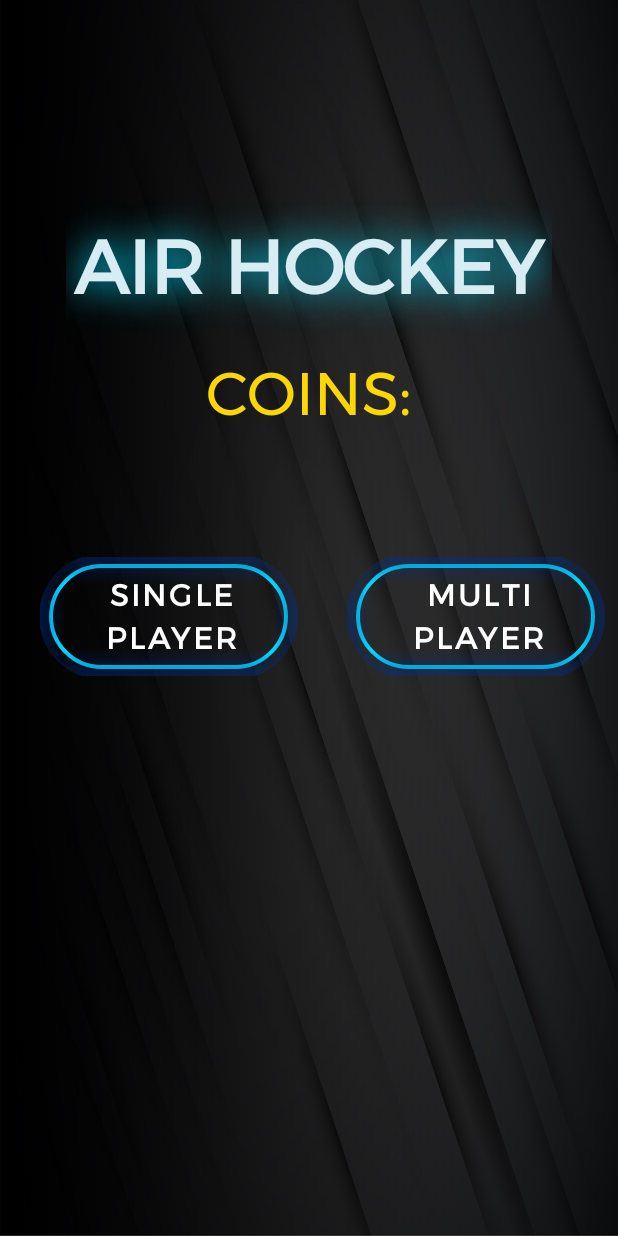
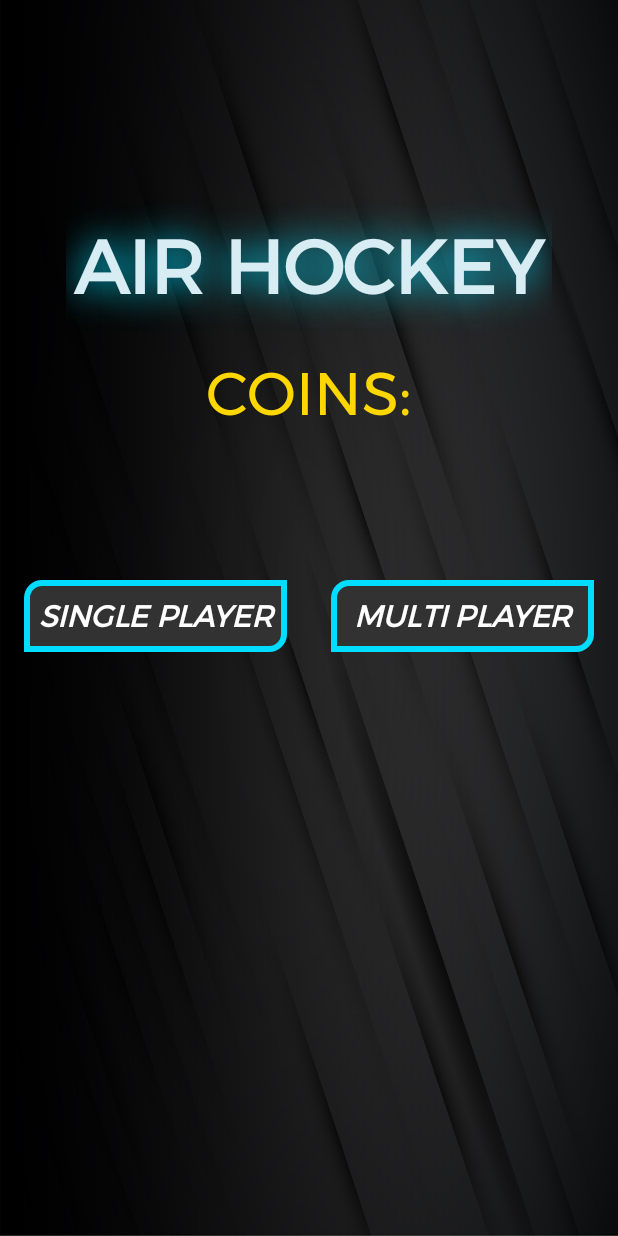
Before and after one commit to UlpDerMenschlicheDeserialisierer/AirHockey, an Android app: the layout activity_main.xml on its own in the app's theme, with its tools: preview values and no code run, on a phone screen of 412 x 824 dp. Run offline under Robolectric (Android 15) with nearby library versions, the phone set to English and light mode, and no system bars; Roboto replaces fonts that are not available here.

Commit message:
task (menu): change layout of the buttons

```diff
--- a/app/src/main/java/com/example/airhockey/MainActivity.java
+++ b/app/src/main/java/com/example/airhockey/MainActivity.java
@@ -55,8 +55,8 @@ public class MainActivity extends AppCompatActivity {
             public boolean onTouch(View view, MotionEvent motionEvent) {
                 if (motionEvent.getAction()== MotionEvent.ACTION_DOWN) {
                     buttonSinglePlayer.startAnimation(scaleUp);
-                    // Wait 60ms before opening calling the Function
-                    new Handler().postDelayed(() -> goToGame(view), 60);
+                    // Wait 150ms before opening calling the Function
+                    new Handler().postDelayed(() -> goToGame(view), 150);
                 } else if (motionEvent.getAction()== MotionEvent.ACTION_UP) {
                     buttonSinglePlayer.startAnimation(scaleDown);
                 }
--- /dev/null
+++ b/app/src/main/res/drawable/button_background.xml
@@ -0,0 +1,6 @@
+<?xml version="1.0" encoding="utf-8"?>
+<shape xmlns:android="http://schemas.android.com/apk/res/android">
+    <solid android:color="#323232"></solid>
+    <corners android:topLeftRadius="10dp" android:bottomRightRadius="10dp"></corners>
+    <stroke android:color="@android:color/holo_blue_bright" android:width="4dp"></stroke>
+</shape>
--- a/app/src/main/res/drawable/button_glow.xml
+++ b/app/src/main/res/drawable/button_glow.xml
@@ -2,28 +2,7 @@
 <selector xmlns:tools="http://schemas.android.com/tools" xmlns:android="http://schemas.android.com/apk/res/android">
     <item>
         <layer-list>
-            <item android:bottom="5dp" android:left="6dp" android:right="10dp" android:top="5dp">
-                <shape xmlns:android="http://schemas.android.com/apk/res/android" android:shape="rectangle" tools:ignore="RedundantNamespace">
-                    <corners
-                        android:radius="50dp"
-                        />
-                    <padding
-                        android:left="-7dp"
-                        android:top="-7dp"
-                        android:right="-7dp"
-                        android:bottom="-7dp"
-                        />
-                    <size
-                        android:width="270dp"
-                        android:height="70dp"
-                        />
-                    <stroke
-                        android:width="2.5dp"
-                        android:color="@android:color/holo_blue_bright"
-                        />
-                </shape>
-            </item>
-            <item android:bottom="5dp" android:left="6dp" android:right="10dp" android:top="5dp">
+            <item android:bottom="0dp" android:left="5dp" android:right="5dp" android:top="5dp">
                 <shape xmlns:android="http://schemas.android.com/apk/res/android" android:shape="rectangle" tools:ignore="RedundantNamespace">
                     <corners
                         android:radius="50dp"
@@ -32,13 +11,13 @@
                         android:angle="90"
                         android:centerX="25%"
                         android:centerColor="@color/transparent"
-                        android:startColor="#7700308b"
+                        android:startColor="@android:color/holo_blue_bright"
                         android:endColor="@color/transparent"
                         android:type="linear"
                         />
                 </shape>
             </item>
-            <item android:bottom="5dp" android:left="6dp" android:right="10dp" android:top="5dp">
+            <item android:bottom="0dp" android:left="5dp" android:right="5dp" android:top="5dp">
                 <shape xmlns:android="http://schemas.android.com/apk/res/android" android:shape="rectangle" tools:ignore="RedundantNamespace">
                     <corners
                         android:radius="50dp"
@@ -48,42 +27,56 @@
                         android:centerX="75%"
                         android:centerColor="@color/transparent"
                         android:startColor="@color/transparent"
-                        android:endColor="#7700308b"
+                        android:endColor="@android:color/holo_blue_bright"
                         android:type="linear"
-                    />
+                        />
                 </shape>
             </item>
-            <item android:bottom="5dp" android:left="6dp" android:right="10dp" android:top="5dp">
+            <item android:bottom="0dp" android:left="5dp" android:right="5dp" android:top="5dp">
                 <shape xmlns:android="http://schemas.android.com/apk/res/android" android:shape="rectangle" tools:ignore="RedundantNamespace">
                     <corners
                         android:radius="50dp"
-                    />
+                        />
                     <gradient
                         android:angle="0"
                         android:centerX="90%"
                         android:centerColor="@color/transparent"
                         android:startColor="@color/transparent"
-                        android:endColor="#7700308b"
+                        android:endColor="@android:color/holo_blue_bright"
                         android:type="linear"
-                    />
+                        />
                 </shape>
             </item>
-            <item android:bottom="5dp" android:left="6dp" android:right="10dp" android:top="5dp">
+            <item android:bottom="0dp" android:left="5dp" android:right="5dp" android:top="5dp">
                 <shape xmlns:android="http://schemas.android.com/apk/res/android" android:shape="rectangle" tools:ignore="RedundantNamespace">
                     <corners
                         android:radius="50dp"
-                    />
+                        />
                     <gradient
                         android:angle="180"
                         android:centerX="90%"
                         android:centerColor="@color/transparent"
                         android:startColor="@color/transparent"
-                        android:endColor="#7700308b"
+                        android:endColor="@android:color/holo_blue_bright"
                         android:type="linear"
-                    />
+                        />
+                </shape>
+            </item>
+            <item android:bottom="6dp" android:left="12dp" android:right="12dp" android:top="12dp">
+                <shape xmlns:android="http://schemas.android.com/apk/res/android" android:shape="rectangle" tools:ignore="RedundantNamespace">
+                    <corners
+                        android:radius="50dp"
+                        />
+                    <size
+                        android:width="270dp"
+                        android:height="70dp"
+                        />
+                    <stroke
+                        android:width="4dp"
+                        android:color="#fff"
+                        />
                 </shape>
             </item>
         </layer-list>
     </item>
-
 </selector>
--- a/app/src/main/res/layout/activity_main.xml
+++ b/app/src/main/res/layout/activity_main.xml
@@ -46,42 +46,41 @@
         android:id="@+id/buttonSinglePlayer"
         android:layout_width="175dp"
         android:layout_height="wrap_content"
-        android:background="@color/transparent"
+        android:background="@drawable/button_background"
         android:fontFamily="@font/montserrat"
-        android:foreground="@drawable/button_glow"
         android:lineSpacingExtra="4sp"
         android:text="@string/button_SingleplayerText"
         android:textAllCaps="true"
         android:textSize="20sp"
-        android:textStyle="bold"
+        android:textStyle="bold|italic"
         android:typeface="monospace"
+
         app:layout_constraintBottom_toBottomOf="parent"
         app:layout_constraintEnd_toEndOf="parent"
-        app:layout_constraintHorizontal_bias="0.114"
+        app:layout_constraintHorizontal_bias="0.068"
         app:layout_constraintStart_toStartOf="parent"
         app:layout_constraintTop_toTopOf="parent"
-        app:layout_constraintVertical_bias="0.499" />
+        app:layout_constraintVertical_bias="0.498"
+        />
 
     <Button
         android:id="@+id/buttonMultiPlayer"
         android:layout_width="175dp"
         android:layout_height="wrap_content"
-        android:background="@color/transparent"
+        android:background="@drawable/button_background"
         android:fontFamily="@font/montserrat"
-        android:foreground="@drawable/button_glow"
-        android:foregroundTintMode="src_over"
         android:lineSpacingExtra="4sp"
         android:text="@string/button_MultiplayerText"
         android:textAllCaps="true"
         android:textSize="20sp"
-        android:textStyle="normal|bold"
+        android:textStyle="bold|italic"
         android:typeface="monospace"
         app:layout_constraintBottom_toBottomOf="parent"
         app:layout_constraintEnd_toEndOf="parent"
-        app:layout_constraintHorizontal_bias="0.978"
+        app:layout_constraintHorizontal_bias="0.932"
         app:layout_constraintStart_toStartOf="parent"
         app:layout_constraintTop_toTopOf="parent"
-        app:layout_constraintVertical_bias="0.499" />
+        app:layout_constraintVertical_bias="0.498" />
 
     <androidx.viewpager2.widget.ViewPager2
         android:id="@+id/viewPager2"
--- a/app/src/main/res/values-night/themes.xml
+++ b/app/src/main/res/values-night/themes.xml
@@ -1,6 +1,6 @@
 <resources xmlns:tools="http://schemas.android.com/tools">
     <!-- Base application theme. -->
-    <style name="Theme.AirHockey" parent="Theme.MaterialComponents.DayNight.DarkActionBar">
+    <style name="Theme.AirHockey" parent="Theme.AppCompat.NoActionBar">
         <!-- Primary brand color. -->
         <item name="colorPrimary">@color/purple_200</item>
         <item name="colorPrimaryVariant">@color/purple_700</item>
--- a/app/src/main/res/values/themes.xml
+++ b/app/src/main/res/values/themes.xml
@@ -1,6 +1,6 @@
 <resources xmlns:tools="http://schemas.android.com/tools">
     <!-- Base application theme. -->
-    <style name="Theme.AirHockey" parent="Theme.MaterialComponents.DayNight.DarkActionBar">
+    <style name="Theme.AirHockey" parent="Theme.AppCompat.NoActionBar">
         <!-- Primary brand color. -->
         <item name="colorPrimary">@color/purple_500</item>
         <item name="colorPrimaryVariant">@color/purple_700</item>
```
